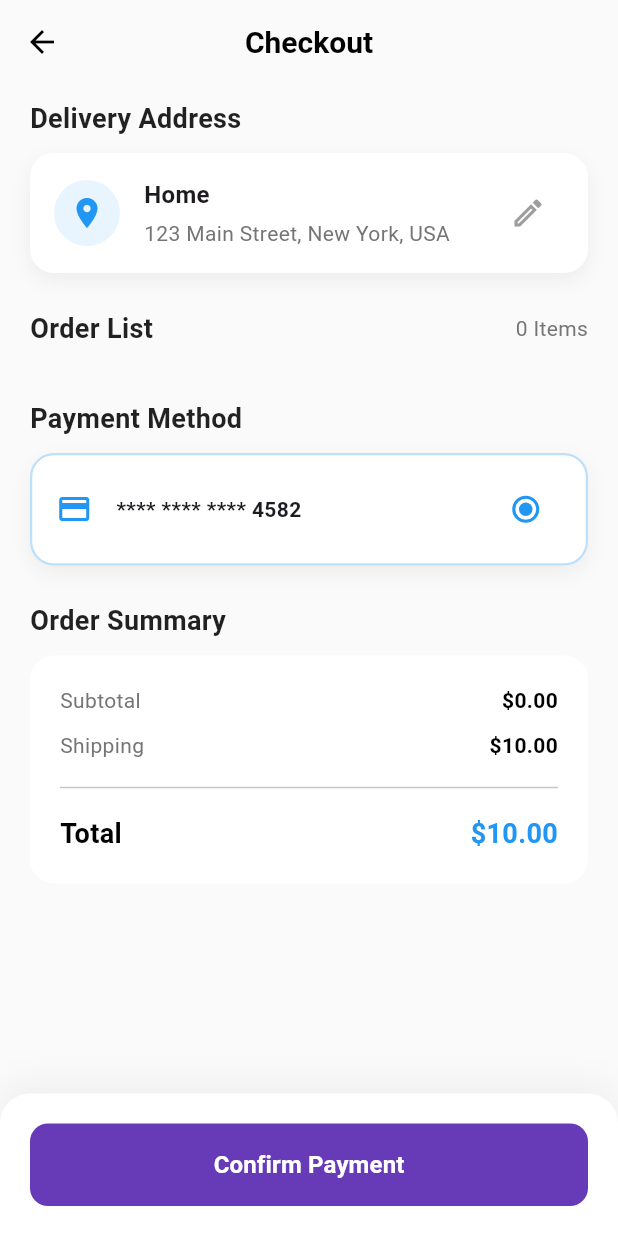
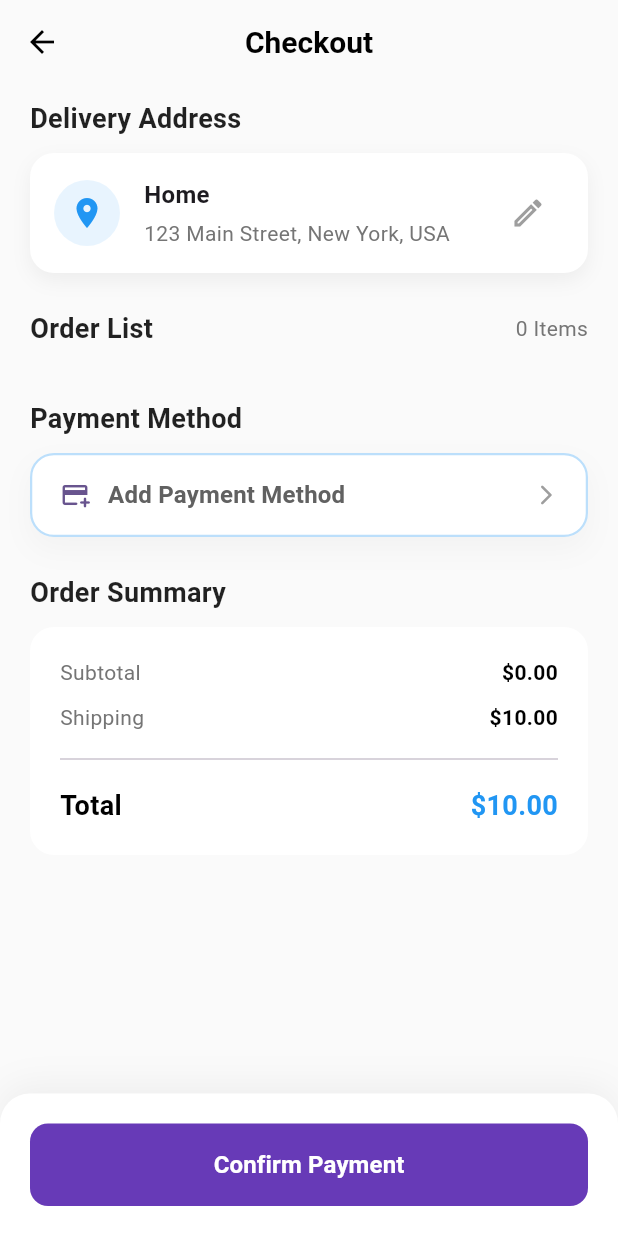
Before and after one commit to MohammadHumedat/E-Commerce-App, a Flutter app: the CheckoutPage screen opened by its route, on a phone screen of 412 x 824 dp. Run offline on Flutter 3.47's test engine with Material 3 defaults, Android fonts, the phone set to English and light mode, and no system bars; our stand-ins replace cached_network_image, flutter_animate, flutter_bloc, flutter_carousel_widget, flutter_dash, persistent_bottom_nav_bar_v2; network calls fail.

Commit message:
style: finalize the UI of Add new Payment card

```diff
--- a/lib/Constants/app_colors.dart
+++ b/lib/Constants/app_colors.dart
@@ -4,6 +4,7 @@ class AppColors {
   static const Color yalow = Color(0xffFFC107);
   static const Color grey1 = Color(0xff343A40);
   static const Color grey2 = Colors.grey;
+  static final Color grey3 = Colors.grey.shade200;
   static const Color black = Colors.black;
   static final Color primaryColor = Colors.deepPurple;
   static Color? white = Colors.grey[70];
--- a/lib/Constants/app_routes.dart
+++ b/lib/Constants/app_routes.dart
@@ -2,4 +2,5 @@ class AppRoutes {
   static const String home = '/home';
   static const String productDetails = '/product_details';
   static const String checkoutPage = '/checkout_page';
+  static const String paymentMethod = '/payment_method';
 }
--- a/lib/utils/app_router.dart
+++ b/lib/utils/app_router.dart
@@ -1,6 +1,7 @@
 // This class to be implemented for managing application routes.
 import 'package:e_commerce_app/view_model/product_details/product_details_cubit.dart';
 import 'package:e_commerce_app/views/pages/checkout_page.dart';
+import 'package:e_commerce_app/views/pages/add_new_card.dart';
 import 'package:flutter/material.dart';
 import 'package:e_commerce_app/views/pages/custom_navbar_bottom.dart';
 import 'package:e_commerce_app/views/pages/product_details_page.dart';
@@ -26,6 +27,8 @@ class AppRouter {
             child: ProductDetailsPage(productId: productId),
           ),
         );
+      case '/payment_method':
+        return MaterialPageRoute(builder: (_) => const AddNewCard());
       default:
         return MaterialPageRoute(
           builder: (_) => Scaffold(
--- a/lib/views/pages/checkout_page.dart
+++ b/lib/views/pages/checkout_page.dart
@@ -1,5 +1,7 @@
 import 'package:e_commerce_app/Constants/app_colors.dart';
+import 'package:e_commerce_app/models/add_to_cart_model.dart';
 import 'package:e_commerce_app/view_model/checkout_cubit/checkout_cubit.dart';
+import 'package:e_commerce_app/views/widgets/payment_method_card.dart';
 import 'package:flutter/material.dart';
 import 'package:flutter_animate/flutter_animate.dart';
 import 'package:flutter_bloc/flutter_bloc.dart';
@@ -129,7 +131,7 @@ class CheckoutPage extends StatelessWidget {
                             // 3. Payment Method Section
                             _buildSectionHeader('Payment Method'),
                             const SizedBox(height: 10),
-                            _buildPaymentCard(),
+                            const PaymentMethodCard(), // Reused Payment Method Card Widget
 
                             const SizedBox(height: 24),
 
@@ -222,13 +224,12 @@ class CheckoutPage extends StatelessWidget {
     );
   }
 
-  Widget _buildCartItem(dynamic item) {
-    // Replace 'dynamic' with your actual CartItem model type
+  Widget _buildCartItem(AddToCartModel item) {
     return Padding(
       padding: const EdgeInsets.all(16.0),
       child: Row(
         children: [
-          // Image Placeholder (Modern Rounded Square)
+          // Product Image
           Container(
             width: 60,
             height: 60,
@@ -264,42 +265,6 @@ class CheckoutPage extends StatelessWidget {
           Text(
             '\$${item.totalPrice.toStringAsFixed(2)}',
             style: const TextStyle(fontWeight: FontWeight.bold, fontSize: 16),
-          ),
-        ],
-      ),
-    );
-  }
-
-  Widget _buildPaymentCard() {
-    return Container(
-      padding: const EdgeInsets.symmetric(horizontal: 16, vertical: 12),
-      decoration: BoxDecoration(
-        color: Colors.white,
-        borderRadius: BorderRadius.circular(16),
-        border: Border.all(color: Colors.blue.withOpacity(0.3), width: 1.5),
-        boxShadow: [
-          BoxShadow(
-            color: Colors.black.withOpacity(0.05),
-            blurRadius: 10,
-            offset: const Offset(0, 5),
-          ),
-        ],
-      ),
-      child: Row(
-        children: [
-          const Icon(Icons.credit_card, color: Colors.blue),
-          const SizedBox(width: 16),
-          const Expanded(
-            child: Text(
-              '**** **** **** 4582',
-              style: TextStyle(fontWeight: FontWeight.w600),
-            ),
-          ),
-          Radio(
-            value: true,
-            groupValue: true,
-            activeColor: Colors.blue,
-            onChanged: (val) {},
           ),
         ],
       ),
--- /dev/null
+++ b/lib/views/widgets/payment_method_card.dart
@@ -0,0 +1,84 @@
+import 'package:e_commerce_app/Constants/app_routes.dart';
+import 'package:flutter/material.dart';
+
+class PaymentMethodCard extends StatelessWidget {
+  const PaymentMethodCard({super.key});
+
+  @override
+  Widget build(BuildContext context) {
+    final theme = Theme.of(context);
+    final isDarkMode = theme.brightness == Brightness.dark;
+
+    // Define colors based on theme for performance and consistency
+    final backgroundColor = isDarkMode ? const Color(0xFF1E1E1E) : Colors.white;
+    final borderColor = Colors.blue.withOpacity(isDarkMode ? 0.5 : 0.3);
+    final textColor = isDarkMode ? Colors.white70 : Colors.grey[700];
+    final iconColor = isDarkMode ? Colors.white38 : Colors.grey[500];
+
+    return Container(
+      decoration: BoxDecoration(
+        borderRadius: BorderRadius.circular(16),
+        boxShadow: [
+          BoxShadow(
+            color: isDarkMode
+                ? Colors.black.withOpacity(0.3)
+                : Colors.grey.withOpacity(0.08),
+            blurRadius: 15,
+            offset: const Offset(0, 8),
+            spreadRadius: 1,
+          ),
+        ],
+      ),
+      child: Material(
+        color: backgroundColor,
+        shape: RoundedRectangleBorder(
+          borderRadius: BorderRadius.circular(16),
+          side: BorderSide(color: borderColor, width: 1.5),
+        ),
+
+        child: InkWell(
+          borderRadius: BorderRadius.circular(16),
+          onTap: () {
+            Navigator.of(context).pushNamed(AppRoutes.paymentMethod);
+          },
+          // Modern touch feedback
+          splashColor: Colors.blue.withOpacity(0.1),
+          highlightColor: Colors.blue.withOpacity(0.05),
+          child: Padding(
+            padding: const EdgeInsets.symmetric(horizontal: 20, vertical: 16),
+            child: Row(
+              children: [
+                // Icon
+                Icon(
+                  Icons.add_card_rounded,
+                  size: 20,
+                  color: Theme.of(context).primaryColor,
+                ),
+                const SizedBox(width: 12),
+
+                // Main Text
+                Text(
+                  'Add Payment Method',
+                  style: theme.textTheme.titleMedium?.copyWith(
+                    color: textColor,
+                    fontSize: 16,
+                    fontWeight: FontWeight.w600,
+                  ),
+                ),
+
+                const Spacer(),
+
+                // Arrow
+                Icon(
+                  Icons.arrow_forward_ios_rounded,
+                  size: 16,
+                  color: iconColor,
+                ),
+              ],
+            ),
+          ),
+        ),
+      ),
+    );
+  }
+}
```
Also changed, not shown: lib/views/pages/add_new_card.dart (added, +442 -0 lines).
